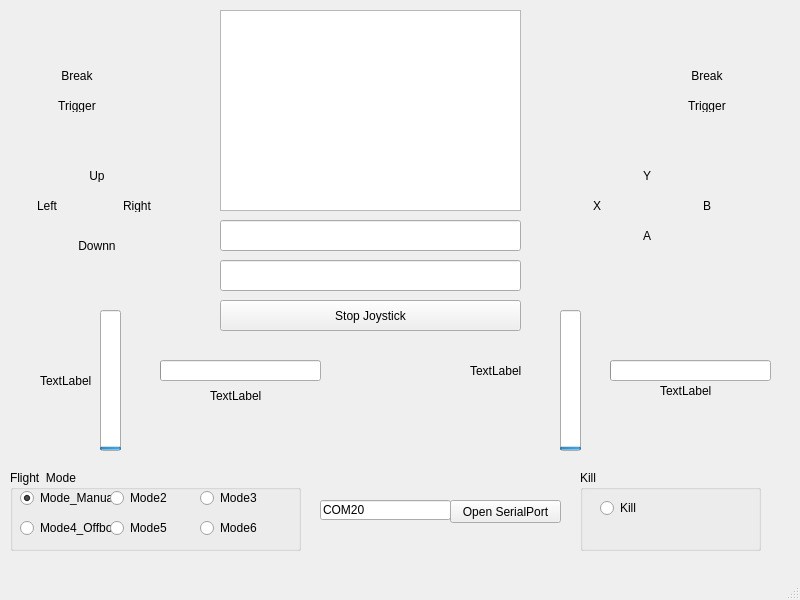
cmdIrelia/SBUS_F030_Qt, file Qt/mainwindow.ui: the form before one commit.
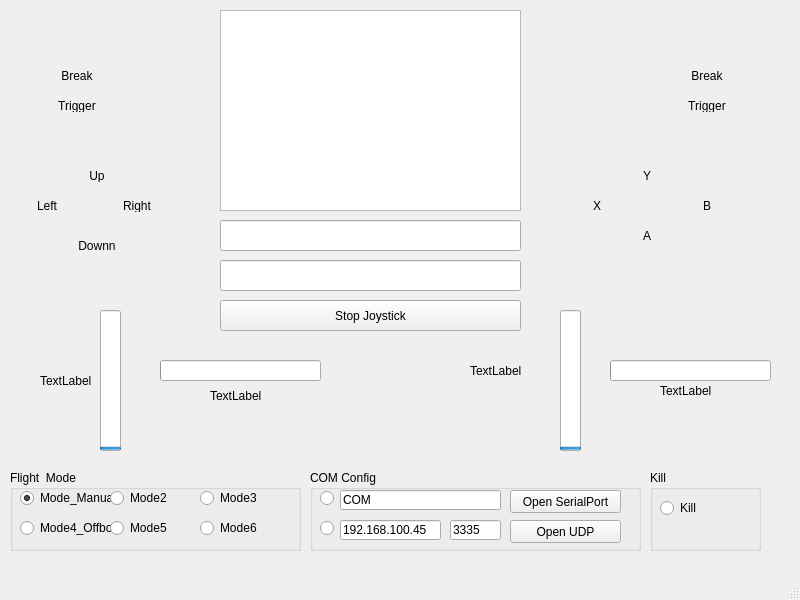
The form after the commit.

```diff
--- a/Qt/mainwindow.ui
+++ b/Qt/mainwindow.ui
@@ -341,32 +341,6 @@
      <set>Qt::AlignCenter</set>
     </property>
    </widget>
-   <widget class="QLineEdit" name="lineEdit_serialPortName">
-    <property name="geometry">
-     <rect>
-      <x>320</x>
-      <y>500</y>
-      <width>131</width>
-      <height>20</height>
-     </rect>
-    </property>
-    <property name="text">
-     <string>COM20</string>
-    </property>
-   </widget>
-   <widget class="QPushButton" name="pushButton_2">
-    <property name="geometry">
-     <rect>
-      <x>450</x>
-      <y>500</y>
-      <width>111</width>
-      <height>23</height>
-     </rect>
-    </property>
-    <property name="text">
-     <string>Open SerialPort</string>
-    </property>
-   </widget>
    <widget class="QLabel" name="label_btnLeftTrigger">
     <property name="geometry">
      <rect>
@@ -496,9 +470,9 @@
    <widget class="QGroupBox" name="groupBox_2">
     <property name="geometry">
      <rect>
-      <x>580</x>
+      <x>650</x>
       <y>470</y>
-      <width>181</width>
+      <width>111</width>
       <height>81</height>
      </rect>
     </property>
@@ -508,7 +482,7 @@
     <widget class="QRadioButton" name="radioButton_kill">
      <property name="geometry">
       <rect>
-       <x>20</x>
+       <x>10</x>
        <y>30</y>
        <width>89</width>
        <height>16</height>
@@ -529,6 +503,110 @@
      </rect>
     </property>
    </widget>
+   <widget class="QGroupBox" name="groupBox_3">
+    <property name="geometry">
+     <rect>
+      <x>310</x>
+      <y>470</y>
+      <width>331</width>
+      <height>81</height>
+     </rect>
+    </property>
+    <property name="title">
+     <string>COM Config</string>
+    </property>
+    <widget class="QLineEdit" name="lineEdit_serialPortName">
+     <property name="geometry">
+      <rect>
+       <x>30</x>
+       <y>20</y>
+       <width>161</width>
+       <height>20</height>
+      </rect>
+     </property>
+     <property name="text">
+      <string>COM</string>
+     </property>
+    </widget>
+    <widget class="QPushButton" name="pushButton_openSerialPort">
+     <property name="geometry">
+      <rect>
+       <x>200</x>
+       <y>20</y>
+       <width>111</width>
+       <height>23</height>
+      </rect>
+     </property>
+     <property name="text">
+      <string>Open SerialPort</string>
+     </property>
+    </widget>
+    <widget class="QLineEdit" name="lineEdit_ipAddress">
+     <property name="geometry">
+      <rect>
+       <x>30</x>
+       <y>50</y>
+       <width>101</width>
+       <height>20</height>
+      </rect>
+     </property>
+     <property name="text">
+      <string>192.168.100.45</string>
+     </property>
+    </widget>
+    <widget class="QLineEdit" name="lineEdit_udpPort">
+     <property name="geometry">
+      <rect>
+       <x>140</x>
+       <y>50</y>
+       <width>51</width>
+       <height>20</height>
+      </rect>
+     </property>
+     <property name="text">
+      <string>3335</string>
+     </property>
+    </widget>
+    <widget class="QPushButton" name="pushButton_openUdp">
+     <property name="geometry">
+      <rect>
+       <x>200</x>
+       <y>50</y>
+       <width>111</width>
+       <height>23</height>
+      </rect>
+     </property>
+     <property name="text">
+      <string>Open UDP</string>
+     </property>
+    </widget>
+    <widget class="QRadioButton" name="radioButton_serial">
+     <property name="geometry">
+      <rect>
+       <x>10</x>
+       <y>20</y>
+       <width>89</width>
+       <height>16</height>
+      </rect>
+     </property>
+     <property name="text">
+      <string/>
+     </property>
+    </widget>
+    <widget class="QRadioButton" name="radioButton_udp">
+     <property name="geometry">
+      <rect>
+       <x>10</x>
+       <y>50</y>
+       <width>89</width>
+       <height>16</height>
+      </rect>
+     </property>
+     <property name="text">
+      <string/>
+     </property>
+    </widget>
+   </widget>
   </widget>
   <widget class="QMenuBar" name="menubar">
    <property name="geometry">
```
